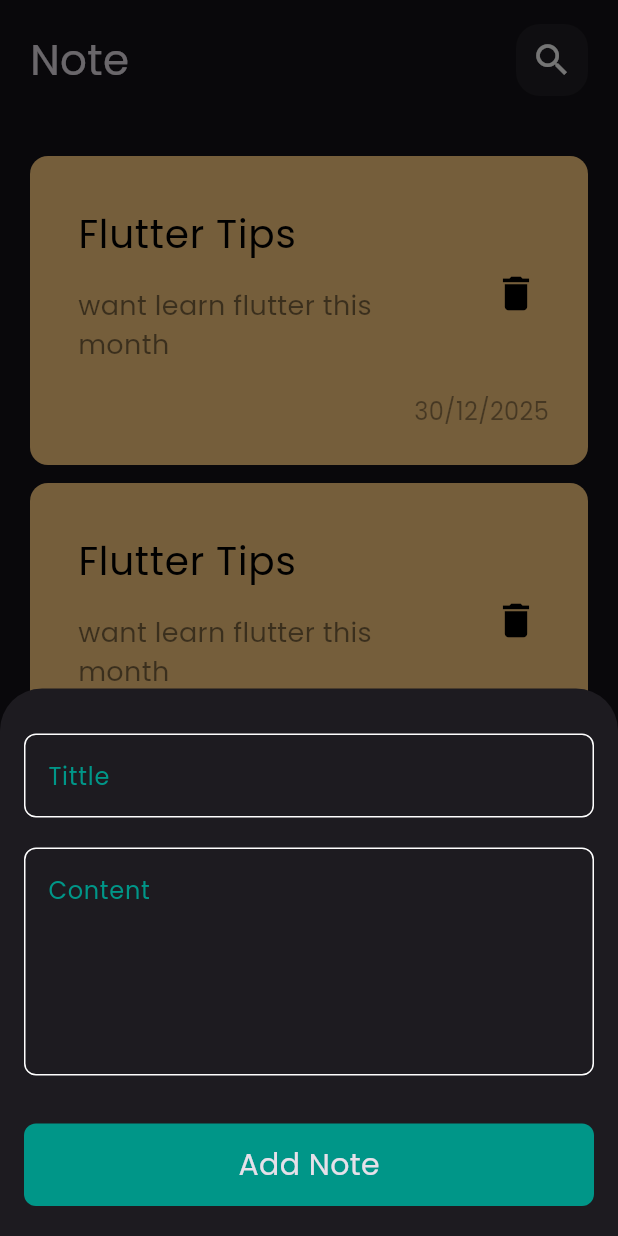
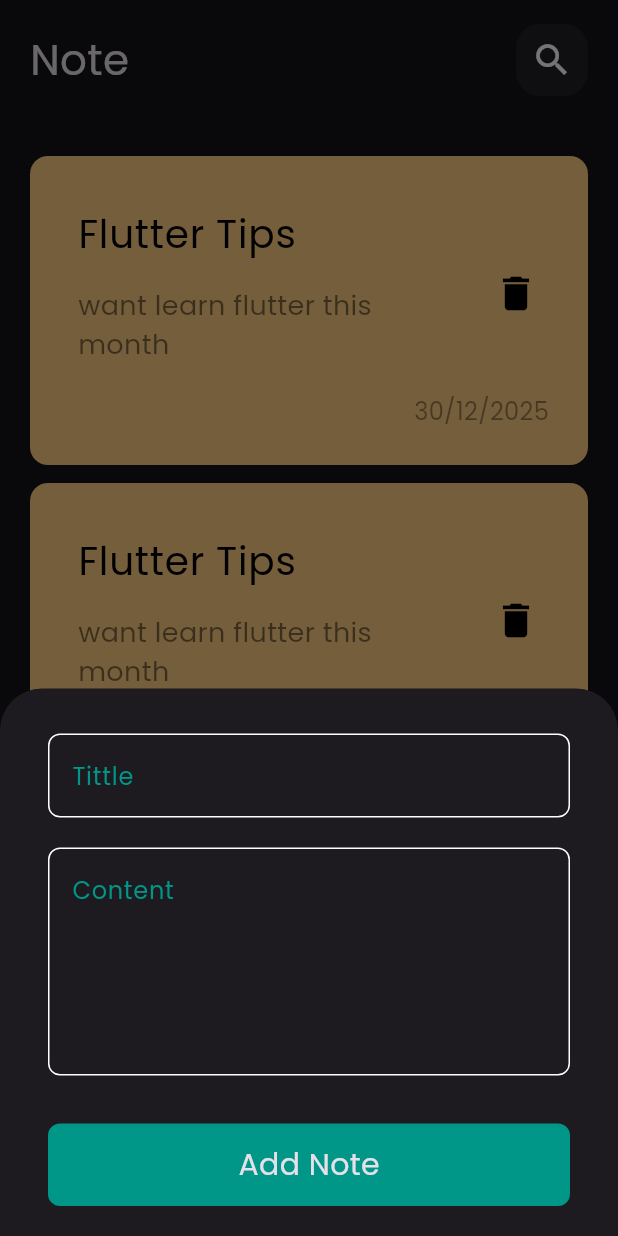
Before and after one commit to MohamedElhadidy7/notes_App, a Flutter app: the screen it shows after launch, after a tap on the "add" icon, on a phone screen of 412 x 824 dp. Run offline on Flutter 3.47's test engine with Material 3 defaults, Android fonts, the phone set to English and light mode, and no system bars; drawn by our look-alikes of modal_progress_hud_nsn; our stand-ins replace bloc, flutter_bloc, hive, hive_flutter; accounts and stored records are empty.

Commit message:
change add note buttton sheet

```diff
--- a/lib/views/Widgets/Add_noteButtomSheet.dart
+++ b/lib/views/Widgets/Add_noteButtomSheet.dart
@@ -25,9 +25,14 @@ class AddnoteButtomSheet extends StatelessWidget {
             }
           },
           builder: (context, state) {
-            return ModalProgressHUD(
-                inAsyncCall: state is AddNoteLoading ? true : false,
-                child: SingleChildScrollView(child: const AddNoteForm()));
+            return AbsorbPointer(
+              //بيخلي الابلكيشن يتعلق لما يكون الحاله معلقه
+              absorbing: state is AddNoteLoading ? true : false,
+              child: const Padding(
+                padding: EdgeInsets.symmetric(horizontal: 16),
+                child: SingleChildScrollView(child: const AddNoteForm()),
+              ),
+            );
           },
         ),
       ),
--- a/lib/views/Widgets/Custom_buttom.dart
+++ b/lib/views/Widgets/Custom_buttom.dart
@@ -2,8 +2,9 @@ import 'package:flutter/material.dart';
 import 'package:noteapptharwat/Constants.dart';
 
 class Custombuttom extends StatelessWidget {
-  const Custombuttom({super.key, required this.onTap});
+  const Custombuttom({super.key, required this.onTap, this.isloading = false});
   final void Function()? onTap;
+  final bool isloading;
   @override
   Widget build(BuildContext context) {
     return GestureDetector(
@@ -13,11 +14,19 @@ class Custombuttom extends StatelessWidget {
         width: MediaQuery.of(context).size.width,
         decoration: BoxDecoration(
             color: kPrimaryColor, borderRadius: BorderRadius.circular(8)),
-        child: const Center(
-            child: Text(
-          'Add Note',
-          style: TextStyle(fontSize: 20),
-        )),
+        child: Center(
+            child: isloading
+                ? const SizedBox(
+                    height: 28,
+                    width: 28,
+                    child: const CircularProgressIndicator(
+                      color: Colors.white,
+                    ),
+                  )
+                : const Text(
+                    'Add Note',
+                    style: TextStyle(fontSize: 20),
+                  )),
       ),
     );
   }
--- a/lib/views/Widgets/addnoteForm.dart
+++ b/lib/views/Widgets/addnoteForm.dart
@@ -48,7 +48,10 @@ class _AddNoteFormState extends State<AddNoteForm> {
           const SizedBox(
             height: 32,
           ),
-          Custombuttom(
+          BlocBuilder<AddNoteCubit, AddNoteState>(
+            builder: (context, state) {
+              return Custombuttom(
+                isloading: state is AddNoteLoading ? true : false,
                 onTap: () {
                   if (_formKey.currentState!.validate()) {
                     _formKey.currentState!.save();
@@ -64,6 +67,8 @@ class _AddNoteFormState extends State<AddNoteForm> {
                     setState(() {});
                   }
                 },
+              );
+            },
           ),
           const SizedBox(
             height: 20,
```
Lines whose indentation alone changed are shown as unchanged.
